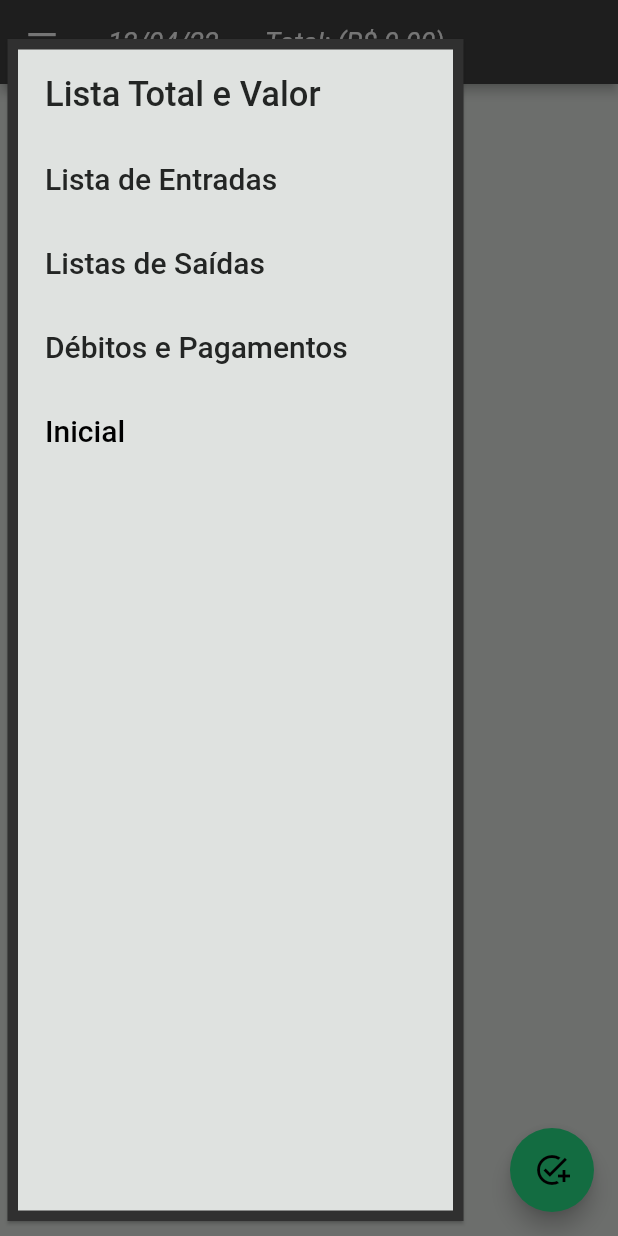
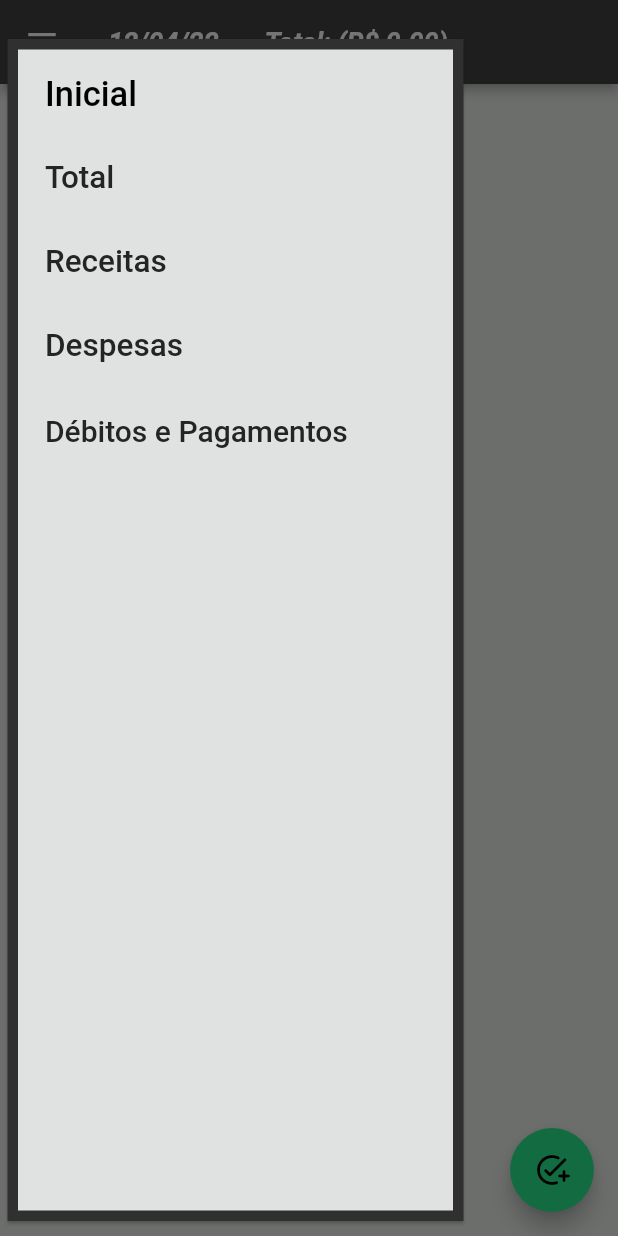
Before and after one commit to Everton10info/Caixa-Pessoal, a Flutter app: the ListTransactionsView screen opened by its route, with the side drawer open, on a phone screen of 412 x 824 dp. Run offline on Flutter 3.47's test engine with Material 2 defaults, Android fonts, the phone set to English and light mode, and no system bars; our stand-ins replace animated_splash_screen, flutter_datetime_picker, get, page_transition, shared_preferences, sqflite; accounts and stored records are empty; Roboto replaces fonts that are missing (Georgia).

Commit message:
Ajuste Layout

```diff
--- a/lib/componets/myDrawer.dart
+++ b/lib/componets/myDrawer.dart
@@ -23,13 +23,29 @@ class MyDrawer extends StatelessWidget {
             child: ListView(
               padding: EdgeInsets.all(2),
               children: [
+                 ListTile(
+                  selectedTileColor: Color.fromARGB(255, 0, 82, 97),
+                  title: Text(
+                    'Inicial',
+                    style: TextStyle(
+                      color: Colors.black,
+                      fontSize: 23,
+                    ),
+                  ),
+                  onTap: () {
+                    Get.back();
+                    Get.to(
+                      () => Home(),
+                    );
+                  },
+                ),
                 ListTile(
                   selectedTileColor: Color.fromARGB(255, 0, 82, 97),
                   title: Text(
-                    'Lista Total e Valor',
+                    'Total ',
                     style: TextStyle(
                       color: Color.fromARGB(255, 35, 37, 36),
-                      fontSize: 23,
+                      fontSize: 21,
                     ),
                   ),
                   onTap: () {
@@ -42,10 +58,10 @@ class MyDrawer extends StatelessWidget {
                 ListTile(
                   selectedTileColor: Color.fromARGB(255, 0, 82, 97),
                   title: Text(
-                    'Lista de Entradas',
+                    'Receitas',
                     style: TextStyle(
                       color: Color.fromARGB(255, 35, 37, 36),
-                      fontSize: 20,
+                      fontSize: 21,
                     ),
                   ),
                   onTap: () {
@@ -58,8 +74,8 @@ class MyDrawer extends StatelessWidget {
                 ListTile(
                   selectedTileColor: Color.fromARGB(255, 0, 82, 97),
                   title: Text(
-                    'Listas de Saídas',
-                    style: TextStyle(color: Color.fromARGB(255, 35, 37, 36), fontSize: 20),
+                    'Despesas',
+                    style: TextStyle(color: Color.fromARGB(255, 35, 37, 36), fontSize: 21),
                   ),
                   onTap: () {
                     Get.back();
@@ -87,22 +103,7 @@ class MyDrawer extends StatelessWidget {
                     },
                   ),
 
-                ListTile(
-                  selectedTileColor: Color.fromARGB(255, 0, 82, 97),
-                  title: Text(
-                    'Inicial',
-                    style: TextStyle(
-                      color: Colors.black,
-                      fontSize: 20,
-                    ),
-                  ),
-                  onTap: () {
-                    Get.back();
-                    Get.to(
-                      () => Home(),
-                    );
-                  },
-                ),
+
               ],
             ),
           ),
--- a/lib/main.dart
+++ b/lib/main.dart
@@ -27,9 +27,9 @@ void main() async {
 
         headline1: TextStyle(fontSize: 70.0, fontWeight: FontWeight.w600),
         headline6: TextStyle(
-            fontSize: 18.0, fontStyle: FontStyle.italic, fontWeight: FontWeight.normal),
+            fontSize: 18.0, fontStyle: FontStyle.italic, fontWeight: FontWeight.bold),
         bodyText2: TextStyle(
-            fontSize: 20.0,
+            fontSize: 18.0,
             fontStyle: FontStyle.italic,
             fontWeight: FontWeight.w400),
       ),
--- a/lib/views/list_transaction_all.dart
+++ b/lib/views/list_transaction_all.dart
@@ -212,7 +212,7 @@ class ListTransactionsView extends StatelessWidget {
         drawer: MyDrawer(),
         floatingActionButton: FloatingActionButton(
           backgroundColor: Color.fromARGB(255, 41, 236, 142),
-          child: Icon(Icons.add_task),
+          child: Icon(Icons.add_task_rounded),
           focusElevation: 50,
           onPressed: () {
             showDialog(
--- a/lib/views/list_transactions_input.dart
+++ b/lib/views/list_transactions_input.dart
@@ -24,7 +24,7 @@ class ListTransactionsInput extends StatelessWidget {
     return Obx(
       () => Scaffold(
         appBar: AppBar(
-          title: Text('${DateFormat('dd/MM/yy').format(DateTime.now())}      Entradas:(R\$ ${listTrController.totalInput.value.toStringAsFixed(2)})', ) ,
+          title: Text('${DateFormat('dd/MM/yy').format(DateTime.now())}     Receitas:(R\$ ${listTrController.totalInput.value.toStringAsFixed(2)})', ) ,
           elevation: 3,
         ),
         body: Container(
--- a/lib/views/list_transactions_output.dart
+++ b/lib/views/list_transactions_output.dart
@@ -21,7 +21,7 @@ ListTransactionsOutputs(){
     SystemChrome.setPreferredOrientations([DeviceOrientation.portraitDown,DeviceOrientation.portraitUp,]);
      return Obx(() => Scaffold(
         appBar: AppBar(
-          title:Text('${DateFormat('dd/MM/yy').format(DateTime.now())}       Saídas:(R\$ ${listTrController.totalOutput.value.toStringAsFixed(2)})', ) ,
+          title:Text('${DateFormat('dd/MM/yy').format(DateTime.now())}    Despesa:(R\$ ${listTrController.totalOutput.value.toStringAsFixed(2)})', ) ,
           elevation: 3,
 
         ),
```
